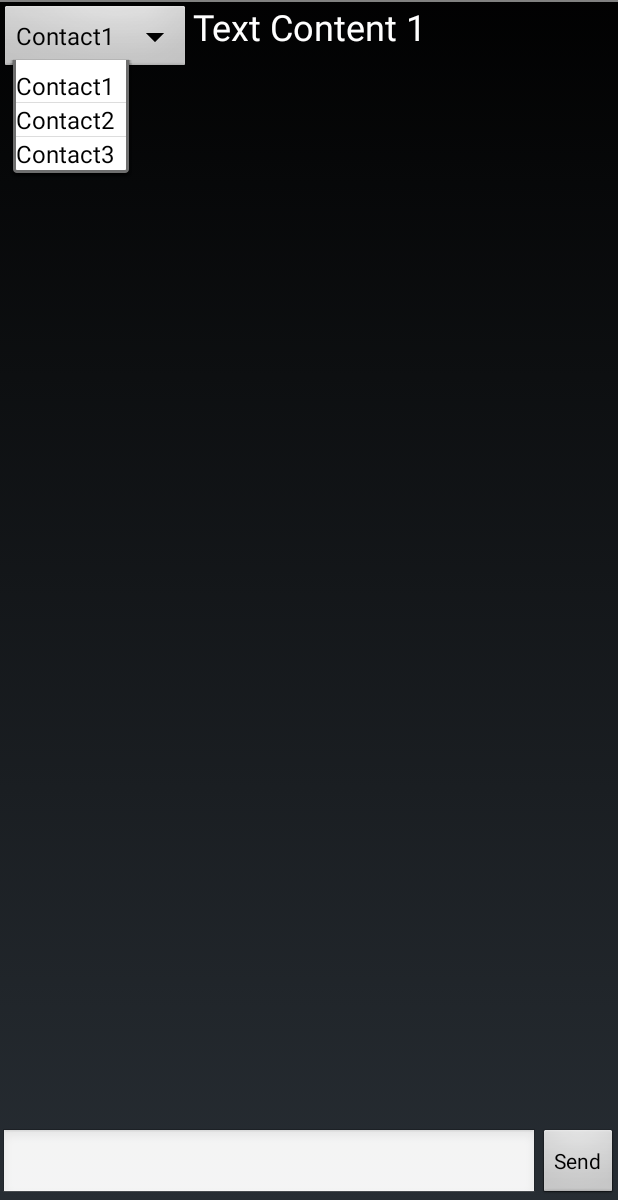
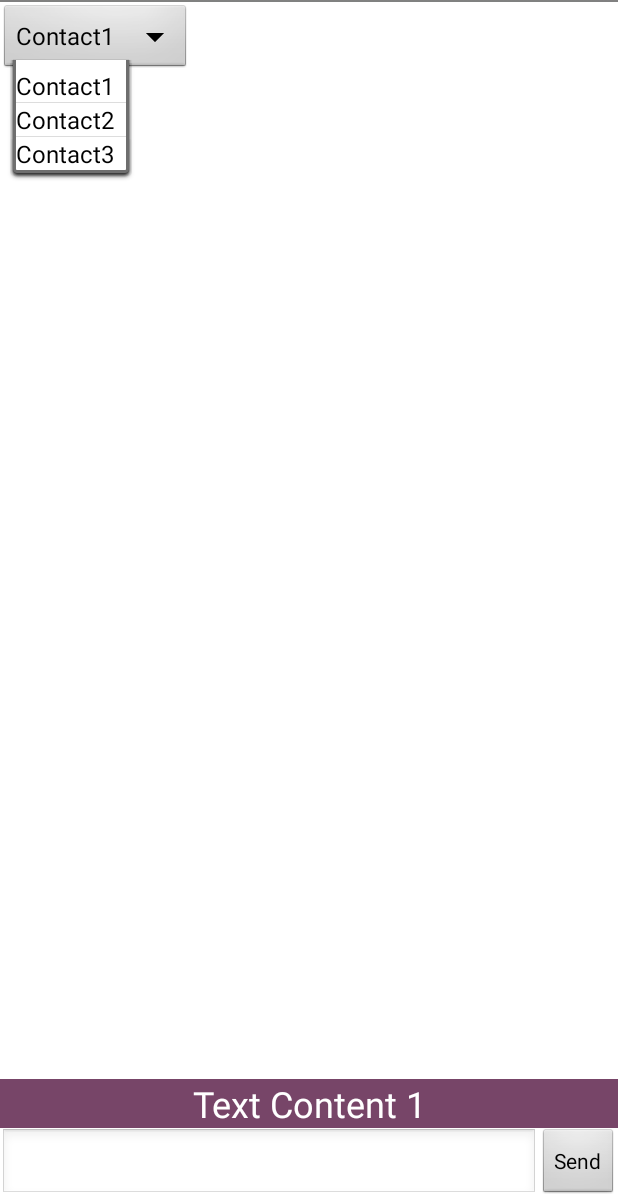
Before and after one commit to ashishonce/ChatApplication, an Android app: the screen it shows after launch (MainActivity), after a tap on "Contact1", on a phone screen of 412 x 824 dp, the part 36-1236 px from its top. Run offline under Robolectric (Android 15) with nearby library versions, the phone set to English and light mode, and no system bars; 4 statements that could not run were skipped.

Commit message:
alignment of the scroller text

```diff
--- a/app/src/main/res/layout/main.xml
+++ b/app/src/main/res/layout/main.xml
@@ -3,22 +3,8 @@
     android:layout_width="fill_parent"
     android:layout_height="fill_parent"
     android:orientation="vertical"
+    android:background="#FFFFFF"
   >
-    <LinearLayout
-        android:layout_width="match_parent"
-        android:layout_height="wrap_content"
-        android:orientation="vertical"
-        android:visibility="visible"
-        android:id="@+id/suggestionsView">
-        <TextSwitcher
-            android:id="@+id/switcher"
-            android:textColor="#FFFFFF"
-            android:layout_centerInParent="true"
-            android:layout_width="match_parent"
-            android:layout_height="wrap_content"
-            android:layout_gravity="center_horizontal" />
-    </LinearLayout>
-
     <Spinner
         android:id="@+id/dynamic_spinner"
         android:layout_width="wrap_content"
@@ -32,7 +18,10 @@
         android:layout_height="wrap_content"
         android:layout_marginBottom="80dp"
 
-        android:layout_below="@+id/dynamic_spinner" />
+        android:layout_below="@+id/dynamic_spinner"
+        android:textColor="#BBFFDC"/>
+
+
 
     <RelativeLayout
          android:id="@+id/form"
@@ -41,8 +30,25 @@
          android:layout_alignParentBottom="true"
          android:layout_alignParentLeft="true"
          android:orientation="vertical"
-        android:layout_below="@+id/dynamic_spinner">
+        android:layout_below="@+id/listview"
+        >
 
+        <LinearLayout
+            android:layout_width="match_parent"
+            android:layout_height="wrap_content"
+            android:orientation="vertical"
+            android:visibility="visible"
+            android:id="@+id/suggestionsView"
+            android:background="#774568"
+            android:layout_above="@+id/chat_text"
+            >
+            <TextSwitcher
+                android:id="@+id/switcher"
+                android:textColor="#BBFFDD"
+
+                android:layout_width="match_parent"
+                android:layout_height="wrap_content" />
+        </LinearLayout>
 
         <EditText
          android:layout_height="wrap_content"
```
